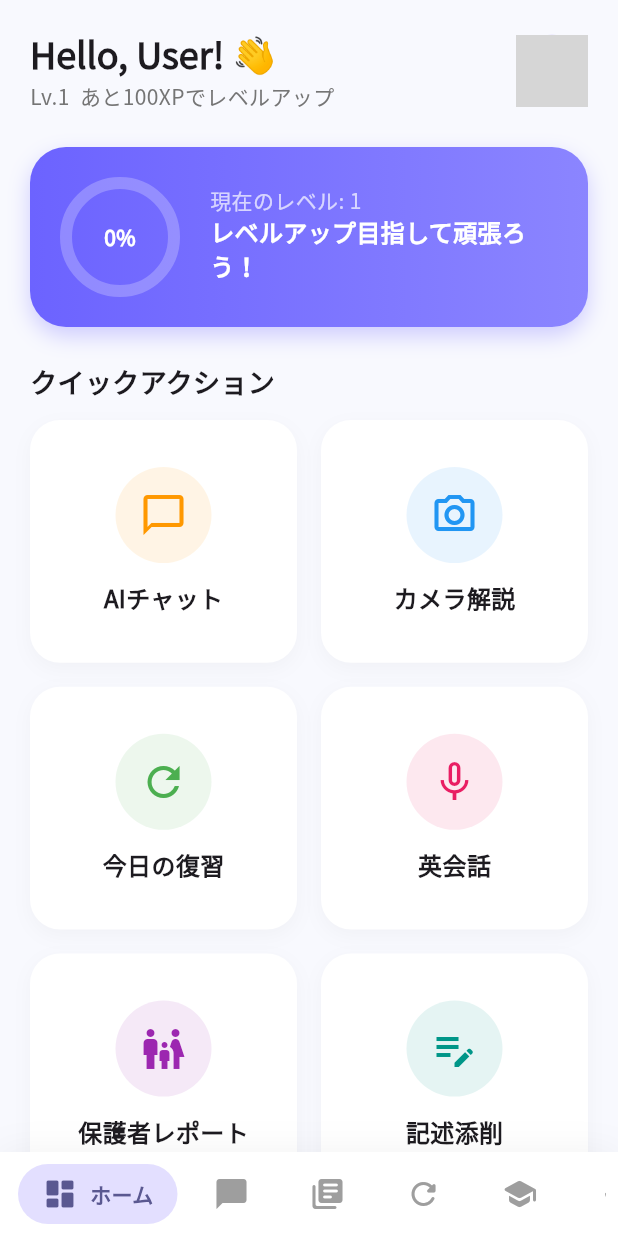
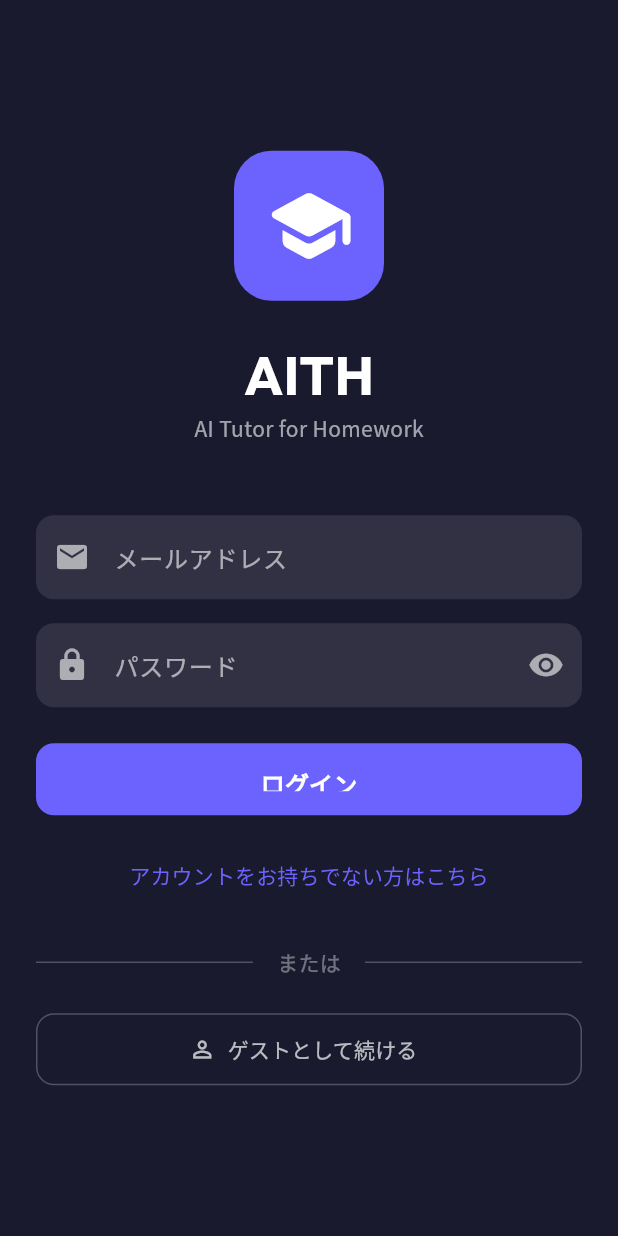
Before and after one commit to naki0227/AITH, a Flutter app: the screen it shows after launch, on a phone screen of 412 x 824 dp. Run offline on Flutter 3.47's test engine with Material 3 defaults, Android fonts, the phone set to English and light mode, and no system bars; drawn by our look-alikes of flutter_animate, percent_indicator; our stand-ins replace file_picker, firebase_auth, firebase_core, fl_chart, flutter_markdown, flutter_svg and 8 more; missing offline and left inert: add_2_calendar, flutter_math_fork, markdown, record; accounts and stored records are empty; grey boxes are pictures that could not be loaded.

Commit message:
Add production deployment support: Render config, Firebase Auth, error handling

```diff
--- a/app/lib/constants.dart
+++ b/app/lib/constants.dart
@@ -1,7 +1,16 @@
 // Backend URL Configuration
-const String backendUrl = 'http://172.20.10.7:8000'; // Physical Device (Local IP)
-// const String backendUrl = 'http://10.0.2.2:8000'; // Android Emulator
-// const String backendUrl = 'http://127.0.0.1:8000'; // iOS Simulator / Web
+// Build command for production:
+// flutter build apk --dart-define=BACKEND_URL=https://aith-backend.onrender.com
+// flutter build ios --dart-define=BACKEND_URL=https://aith-backend.onrender.com
+const String backendUrl = String.fromEnvironment(
+  'BACKEND_URL',
+  defaultValue: 'http://localhost:8000', // Development default
+);
+
+// For development convenience, you can also use these:
+// Android Emulator: http://10.0.2.2:8000
+// iOS Simulator: http://127.0.0.1:8000
+// Physical Device: http://<YOUR_LOCAL_IP>:8000
 
 // Global Persona (used in ChatScreen)
 String globalPersona = 'gentle';
--- a/app/lib/main.dart
+++ b/app/lib/main.dart
@@ -41,9 +41,15 @@ import 'screens/learning_screens.dart';
 import 'screens/practice_screens.dart';
 import 'screens/communication_screens.dart';
 import 'screens/placeholder_screens.dart';
-
-
-void main() {
+import 'screens/login_screen.dart';
+import 'services/auth_service.dart';
+import 'package:firebase_core/firebase_core.dart';
+import 'package:firebase_auth/firebase_auth.dart';
+
+
+void main() async {
+  WidgetsFlutterBinding.ensureInitialized();
+  await Firebase.initializeApp();
   runApp(const AithApp());
 }
 
@@ -94,7 +100,42 @@ class AithApp extends StatelessWidget {
           contentPadding: const EdgeInsets.symmetric(horizontal: 16, vertical: 16),
         ),
       ),
-      home: const HomeScreen(),
+      home: const AuthWrapper(),
+    );
+  }
+}
+
+/// Wrapper widget that handles authentication state
+class AuthWrapper extends StatelessWidget {
+  const AuthWrapper({super.key});
+
+  @override
+  Widget build(BuildContext context) {
+    return StreamBuilder<User?>(
+      stream: authService.authStateChanges,
+      builder: (context, snapshot) {
+        // Show loading while checking auth state
+        if (snapshot.connectionState == ConnectionState.waiting) {
+          return const Scaffold(
+            backgroundColor: Color(0xFF1A1A2E),
+            body: Center(
+              child: CircularProgressIndicator(color: Color(0xFF6C63FF)),
+            ),
+          );
+        }
+
+        // User is logged in
+        if (snapshot.hasData) {
+          return const HomeScreen();
+        }
+
+        // User is not logged in
+        return LoginScreen(
+          onLoginSuccess: () {
+            // Force rebuild by navigating
+          },
+        );
+      },
     );
   }
 }
--- /dev/null
+++ b/app/lib/screens/login_screen.dart
@@ -0,0 +1,317 @@
+import 'package:flutter/material.dart';
+import 'package:firebase_auth/firebase_auth.dart';
+import 'package:google_fonts/google_fonts.dart';
+import '../services/auth_service.dart';
+
+class LoginScreen extends StatefulWidget {
+  final VoidCallback onLoginSuccess;
+
+  const LoginScreen({super.key, required this.onLoginSuccess});
+
+  @override
+  State<LoginScreen> createState() => _LoginScreenState();
+}
+
+class _LoginScreenState extends State<LoginScreen> {
+  final _formKey = GlobalKey<FormState>();
+  final _emailController = TextEditingController();
+  final _passwordController = TextEditingController();
+
+  bool _isLoading = false;
+  bool _isLogin = true; // true: login, false: register
+  String? _errorMessage;
+  bool _obscurePassword = true;
+
+  @override
+  void dispose() {
+    _emailController.dispose();
+    _passwordController.dispose();
+    super.dispose();
+  }
+
+  Future<void> _handleEmailAuth() async {
+    if (!_formKey.currentState!.validate()) return;
+
+    setState(() {
+      _isLoading = true;
+      _errorMessage = null;
+    });
+
+    try {
+      if (_isLogin) {
+        await authService.signInWithEmail(
+          _emailController.text.trim(),
+          _passwordController.text,
+        );
+      } else {
+        await authService.registerWithEmail(
+          _emailController.text.trim(),
+          _passwordController.text,
+        );
+      }
+      widget.onLoginSuccess();
+    } on FirebaseAuthException catch (e) {
+      setState(() {
+        _errorMessage = authService.getErrorMessage(e);
+      });
+    } finally {
+      if (mounted) {
+        setState(() => _isLoading = false);
+      }
+    }
+  }
+
+  Future<void> _handleGuestLogin() async {
+    setState(() {
+      _isLoading = true;
+      _errorMessage = null;
+    });
+
+    try {
+      await authService.signInAnonymously();
+      widget.onLoginSuccess();
+    } on FirebaseAuthException catch (e) {
+      setState(() {
+        _errorMessage = authService.getErrorMessage(e);
+      });
+    } finally {
+      if (mounted) {
+        setState(() => _isLoading = false);
+      }
+    }
+  }
+
+  @override
+  Widget build(BuildContext context) {
+    return Scaffold(
+      backgroundColor: const Color(0xFF1A1A2E),
+      body: SafeArea(
+        child: Center(
+          child: SingleChildScrollView(
+            padding: const EdgeInsets.all(24),
+            child: Column(
+              mainAxisAlignment: MainAxisAlignment.center,
+              children: [
+                // Logo
+                Container(
+                  width: 100,
+                  height: 100,
+                  decoration: BoxDecoration(
+                    color: const Color(0xFF6C63FF),
+                    borderRadius: BorderRadius.circular(25),
+                  ),
+                  child: const Icon(
+                    Icons.school_rounded,
+                    size: 60,
+                    color: Colors.white,
+                  ),
+                ),
+                const SizedBox(height: 24),
+
+                // Title
+                Text(
+                  'AITH',
+                  style: GoogleFonts.outfit(
+                    fontSize: 36,
+                    fontWeight: FontWeight.bold,
+                    color: Colors.white,
+                  ),
+                ),
+                Text(
+                  'AI Tutor for Homework',
+                  style: GoogleFonts.notoSansJp(
+                    fontSize: 14,
+                    color: Colors.white60,
+                  ),
+                ),
+                const SizedBox(height: 48),
+
+                // Form
+                Form(
+                  key: _formKey,
+                  child: Column(
+                    children: [
+                      // Email Field
+                      TextFormField(
+                        controller: _emailController,
+                        keyboardType: TextInputType.emailAddress,
+                        style: const TextStyle(color: Colors.white),
+                        decoration: InputDecoration(
+                          labelText: 'メールアドレス',
+                          labelStyle: const TextStyle(color: Colors.white60),
+                          prefixIcon: const Icon(Icons.email, color: Colors.white60),
+                          filled: true,
+                          fillColor: Colors.white.withOpacity(0.1),
+                          border: OutlineInputBorder(
+                            borderRadius: BorderRadius.circular(12),
+                            borderSide: BorderSide.none,
+                          ),
+                        ),
+                        validator: (value) {
+                          if (value == null || value.isEmpty) {
+                            return 'メールアドレスを入力してください';
+                          }
+                          if (!value.contains('@')) {
+                            return '正しいメールアドレスを入力してください';
+                          }
+                          return null;
+                        },
+                      ),
+                      const SizedBox(height: 16),
+
+                      // Password Field
+                      TextFormField(
+                        controller: _passwordController,
+                        obscureText: _obscurePassword,
+                        style: const TextStyle(color: Colors.white),
+                        decoration: InputDecoration(
+                          labelText: 'パスワード',
+                          labelStyle: const TextStyle(color: Colors.white60),
+                          prefixIcon: const Icon(Icons.lock, color: Colors.white60),
+                          suffixIcon: IconButton(
+                            icon: Icon(
+                              _obscurePassword ? Icons.visibility : Icons.visibility_off,
+                              color: Colors.white60,
+                            ),
+                            onPressed: () {
+                              setState(() => _obscurePassword = !_obscurePassword);
+                            },
+                          ),
+                          filled: true,
+                          fillColor: Colors.white.withOpacity(0.1),
+                          border: OutlineInputBorder(
+                            borderRadius: BorderRadius.circular(12),
+                            borderSide: BorderSide.none,
+                          ),
+                        ),
+                        validator: (value) {
+                          if (value == null || value.isEmpty) {
+                            return 'パスワードを入力してください';
+                          }
+                          if (value.length < 6) {
+                            return 'パスワードは6文字以上必要です';
+                          }
+                          return null;
+                        },
+                      ),
+                      const SizedBox(height: 24),
+
+                      // Error Message
+                      if (_errorMessage != null)
+                        Container(
+                          padding: const EdgeInsets.all(12),
+                          margin: const EdgeInsets.only(bottom: 16),
+                          decoration: BoxDecoration(
+                            color: Colors.red.withOpacity(0.1),
+                            borderRadius: BorderRadius.circular(8),
+                            border: Border.all(color: Colors.red.withOpacity(0.3)),
+                          ),
+                          child: Row(
+                            children: [
+                              const Icon(Icons.error_outline, color: Colors.red, size: 20),
+                              const SizedBox(width: 8),
+                              Expanded(
+                                child: Text(
+                                  _errorMessage!,
+                                  style: const TextStyle(color: Colors.red),
+                                ),
+                              ),
+                            ],
+                          ),
+                        ),
+
+                      // Login/Register Button
+                      SizedBox(
+                        width: double.infinity,
+                        height: 48,
+                        child: ElevatedButton(
+                          onPressed: _isLoading ? null : _handleEmailAuth,
+                          style: ElevatedButton.styleFrom(
+                            backgroundColor: const Color(0xFF6C63FF),
+                            foregroundColor: Colors.white,
+                            shape: RoundedRectangleBorder(
+                              borderRadius: BorderRadius.circular(12),
+                            ),
+                          ),
+                          child: _isLoading
+                              ? const SizedBox(
+                                  width: 24,
+                                  height: 24,
+                                  child: CircularProgressIndicator(
+                                    strokeWidth: 2,
+                                    color: Colors.white,
+                                  ),
+                                )
+                              : Text(
+                                  _isLogin ? 'ログイン' : '新規登録',
+                                  style: const TextStyle(
+                                    fontSize: 16,
+                                    fontWeight: FontWeight.bold,
+                                  ),
+                                ),
+                        ),
+                      ),
+                      const SizedBox(height: 16),
+
+                      // Toggle Login/Register
+                      TextButton(
+                        onPressed: () {
+                          setState(() {
+                            _isLogin = !_isLogin;
+                            _errorMessage = null;
+                          });
+                        },
+                        child: Text(
+                          _isLogin
+                              ? 'アカウントをお持ちでない方はこちら'
+                              : 'すでにアカウントをお持ちの方はこちら',
+                          style: const TextStyle(color: Color(0xFF6C63FF)),
+                        ),
+                      ),
+
+                      const SizedBox(height: 24),
+
+                      // Divider
+                      Row(
+                        children: [
+                          Expanded(child: Divider(color: Colors.white24)),
+                          Padding(
+                            padding: const EdgeInsets.symmetric(horizontal: 16),
+                            child: Text(
+                              'または',
+                              style: TextStyle(color: Colors.white38),
+                            ),
+                          ),
+                          Expanded(child: Divider(color: Colors.white24)),
+                        ],
+                      ),
+                      const SizedBox(height: 24),
+
+                      // Guest Login Button
+                      SizedBox(
+                        width: double.infinity,
+                        height: 48,
+                        child: OutlinedButton.icon(
+                          onPressed: _isLoading ? null : _handleGuestLogin,
+                          icon: const Icon(Icons.person_outline),
+                          label: const Text('ゲストとして続ける'),
+                          style: OutlinedButton.styleFrom(
+                            foregroundColor: Colors.white70,
+                            side: const BorderSide(color: Colors.white24),
+                            shape: RoundedRectangleBorder(
+                              borderRadius: BorderRadius.circular(12),
+                            ),
+                          ),
+                        ),
+                      ),
+                    ],
+                  ),
+                ),
+              ],
+            ),
+          ),
+        ),
+      ),
+    );
+  }
+}
--- a/app/pubspec.yaml
+++ b/app/pubspec.yaml
@@ -34,6 +34,9 @@ dependencies:
   url_launcher: ^6.2.1
   pdf: ^3.10.7
   printing: ^5.11.0
+  # Firebase
+  firebase_core: ^3.8.1
+  firebase_auth: ^5.3.4
 
 dev_dependencies:
   flutter_test:
```
Also changed, not shown: app/lib/services/api_client.dart (added, +207 -0 lines), app/lib/services/auth_service.dart (added, +83 -0 lines), render.yaml (added, +13 -0 lines), 2 other files.
